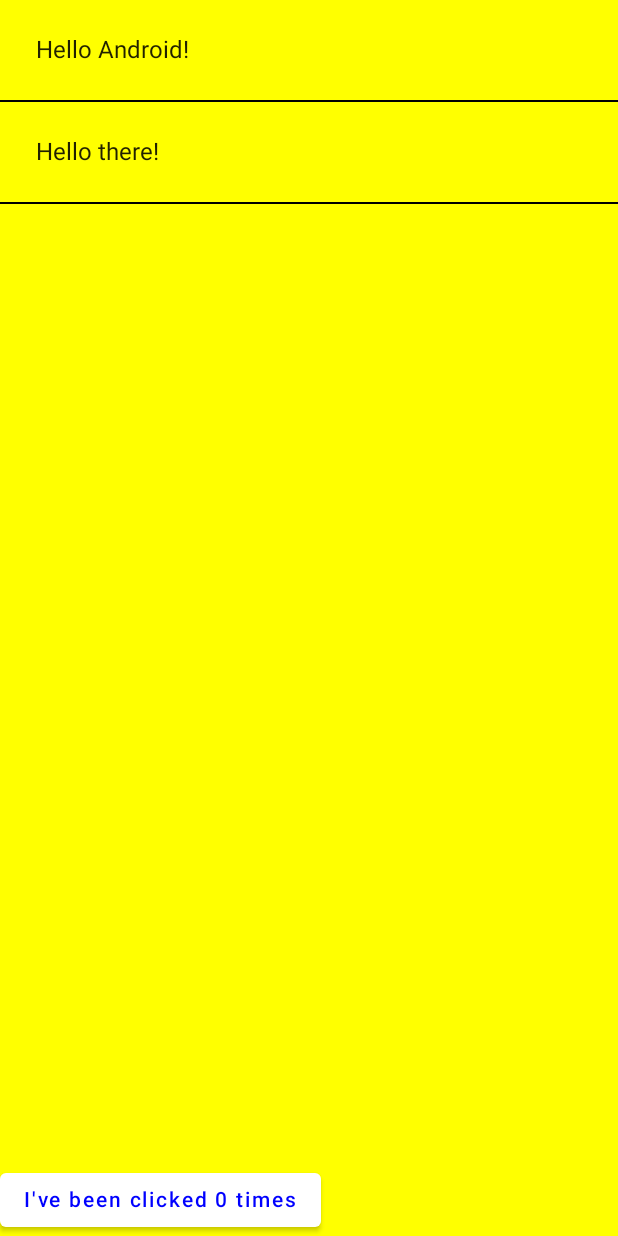
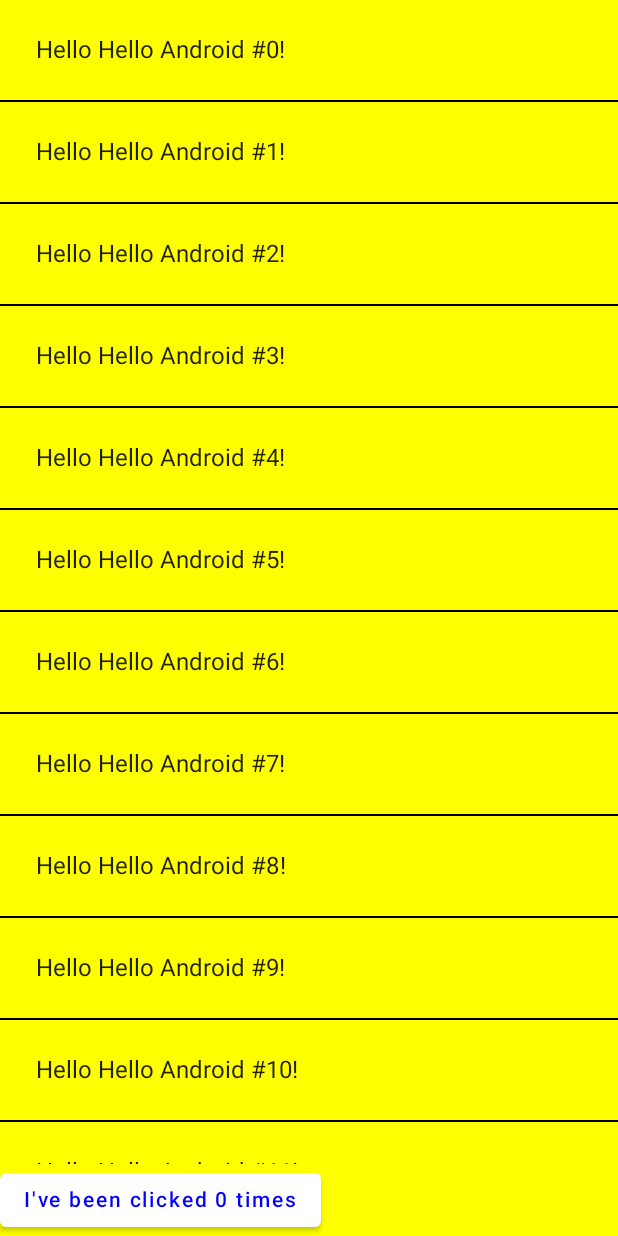
Before and after one commit to Jesen0823/UseCompose, an Android app built with Jetpack Compose: the screen it shows after launch (MainActivity), on a phone screen of 412 x 824 dp. Run offline under Robolectric (Android 15) with nearby library versions, the phone set to English and light mode, and no system bars.

Commit message:
[First Compose] use LazyColumn,it like RecyclerView.LazyColumn renders only the visible items on screen

```diff
--- a/app/src/main/java/com/example/usecompose/MainActivity.kt
+++ b/app/src/main/java/com/example/usecompose/MainActivity.kt
@@ -6,6 +6,8 @@ import androidx.activity.compose.setContent
 import androidx.compose.foundation.layout.Column
 import androidx.compose.foundation.layout.fillMaxHeight
 import androidx.compose.foundation.layout.padding
+import androidx.compose.foundation.lazy.LazyColumn
+import androidx.compose.foundation.lazy.items
 import androidx.compose.material.*
 import androidx.compose.runtime.Composable
 import androidx.compose.runtime.mutableStateOf
@@ -42,24 +44,21 @@ fun Greeting(name: String) {
     Text(text = "Hello $name!", modifier = Modifier.padding(24.dp))
 }
 
+// it 就是names中的元素
 @Composable
-fun MyScreenContent(names:List<String> = listOf("Android","there")){
+fun MyScreenContent(names:List<String> = List(1000){"Hello Android #$it"}){
 
     val counterState = remember {
         mutableStateOf(0)
     }
 
     Column(modifier = Modifier.fillMaxHeight()) {
-        Column(modifier = Modifier.weight(1f)) {
-            for (name in names){
-                Greeting(name = name)
-                Divider(color = Color.Black)
-            }
-        }
+        NameList(names = names, Modifier.weight(1f))
         /*Greeting(name = "Android")
         Divider(color = Color.Black)
         Greeting("there")*/
-        Divider(color = Color.Transparent, thickness = 32.dp)
+
+        //Divider(color = Color.Transparent, thickness = 32.dp)
         Counter(
             count = counterState.value,
             updateCount = {newCount ->
@@ -83,6 +82,17 @@ fun Counter(count:Int, updateCount:(Int) ->Unit){
     }
 }
 
+@Composable
+fun NameList(names: List<String>, modifier: Modifier = Modifier){
+    // LazyColumn类似于Recyclerview
+    LazyColumn(modifier = modifier) {
+        items(items = names) { name ->
+            Greeting(name = name)
+            Divider(color = Color.Black)
+        }
+    }
+}
+
 @Preview("MyScreen preview")
 @Composable
 fun DefaultPreview() {
```
